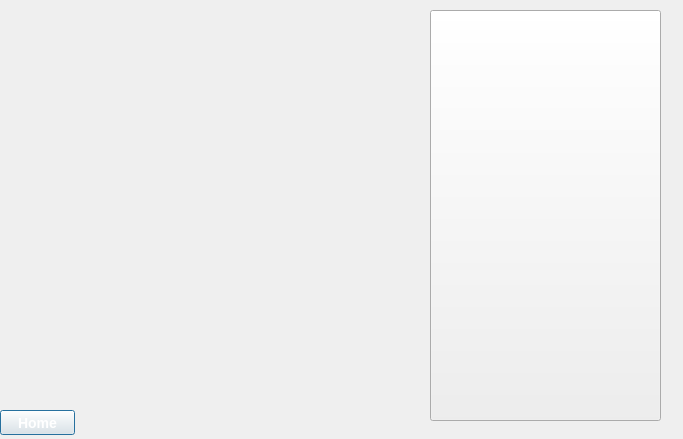
Before: the Qt Designer form FAKKITpics/viewpage.ui in r0ug3-Mary/Senior_Design, drawn with Qt 5.
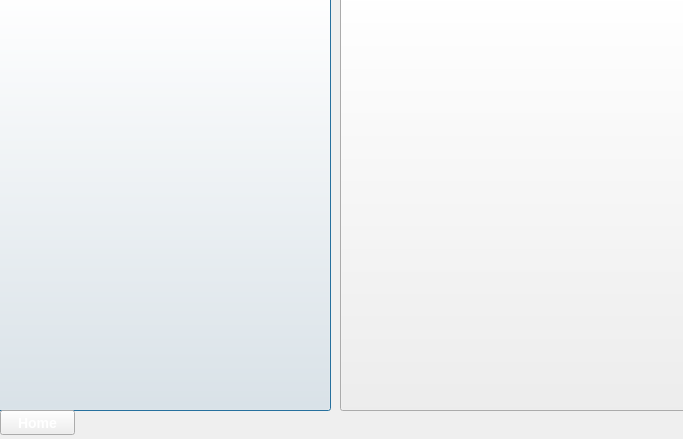
After: the same form once the commit is applied.

```diff
--- a/FAKKITpics/viewpage.ui
+++ b/FAKKITpics/viewpage.ui
@@ -32,6 +32,19 @@
     <bool>true</bool>
    </property>
   </widget>
+  <widget class="QPushButton" name="backButton">
+   <property name="geometry">
+    <rect>
+     <x>-10</x>
+     <y>-10</y>
+     <width>341</width>
+     <height>421</height>
+    </rect>
+   </property>
+   <property name="text">
+    <string/>
+   </property>
+  </widget>
   <widget class="QPushButton" name="HomeButton4">
    <property name="geometry">
     <rect>
@@ -70,10 +83,10 @@
   <widget class="QPushButton" name="pushButton">
    <property name="geometry">
     <rect>
-     <x>430</x>
-     <y>10</y>
-     <width>231</width>
-     <height>411</height>
+     <x>340</x>
+     <y>-10</y>
+     <width>351</width>
+     <height>421</height>
     </rect>
    </property>
    <property name="autoFillBackground">
```
